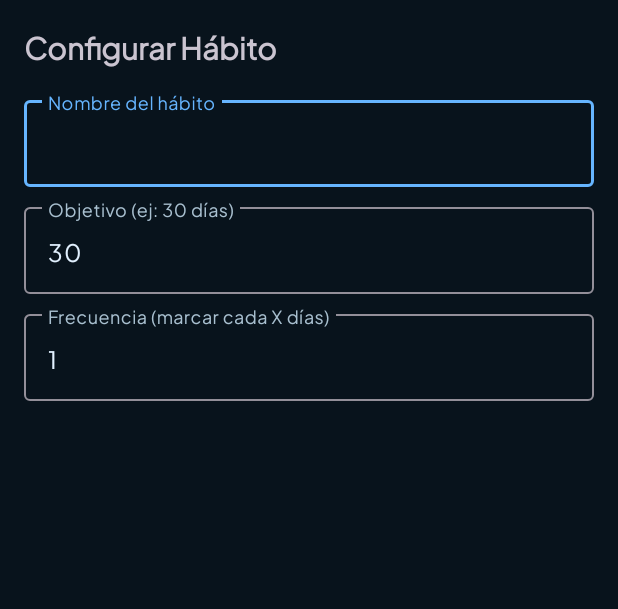
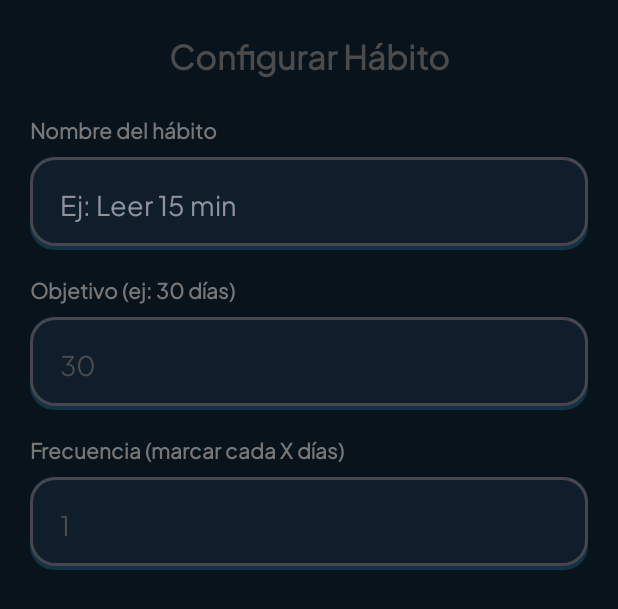
Before and after one commit to Rabenn/DiaCero, an Android app: the layout dialog_add_habit.xml on its own in the app's theme, with its tools: preview values and no code run, on a phone screen of 412 x 824 dp. Shown: the top 609 px of the screen. Run offline under Robolectric (Android 15) with nearby library versions, the phone set to English and light mode, and no system bars.

Commit message:
FEAT: Habitos creaciin

```diff
--- a/app/src/main/res/layout/dialog_add_habit.xml
+++ b/app/src/main/res/layout/dialog_add_habit.xml
@@ -1,56 +1,108 @@
 <?xml version="1.0" encoding="utf-8"?>
 <LinearLayout xmlns:android="http://schemas.android.com/apk/res/android"
+    xmlns:app="http://schemas.android.com/apk/res-auto"
     android:layout_width="match_parent"
     android:layout_height="wrap_content"
     android:orientation="vertical"
-    android:padding="16dp">
+    android:padding="20dp"
+    android:background="?attr/android:windowBackground">
 
     <TextView
         android:layout_width="match_parent"
         android:layout_height="wrap_content"
         android:text="@string/configurar_h_bito"
-        android:textSize="20sp"
+        android:fontFamily="@font/brand_font"
+        android:textSize="22sp"
+        android:textColor="@color/duo_text_main"
         android:textStyle="bold"
-        android:paddingBottom="16dp" />
+        android:gravity="center_horizontal"
+        android:paddingBottom="24dp" />
 
-    <com.google.android.material.textfield.TextInputLayout
+    <TextView
+        android:layout_width="wrap_content"
+        android:layout_height="wrap_content"
+        android:text="@string/nombre_del_h_bito"
+        android:fontFamily="@font/brand_font"
+        android:textStyle="bold"
+        android:textColor="@color/duo_text_secondary"
+        android:textSize="14sp"
+        android:layout_marginBottom="8dp"/>
+
+    <FrameLayout
         android:layout_width="match_parent"
         android:layout_height="wrap_content"
-        android:hint="@string/nombre_del_h_bito">
+        android:background="@drawable/bg_duo_card"
+        android:padding="4dp"
+        android:layout_marginBottom="16dp">
 
-        <com.google.android.material.textfield.TextInputEditText
+        <EditText
             android:id="@+id/etHabitName"
             android:layout_width="match_parent"
-            android:layout_height="wrap_content"
-            android:inputType="textCapSentences" />
-    </com.google.android.material.textfield.TextInputLayout>
+            android:layout_height="54dp"
+            android:background="@android:color/transparent"
+            android:paddingHorizontal="16dp"
+            android:fontFamily="@font/brand_font"
+            android:hint="Ej: Leer 15 min"
+            android:inputType="textCapSentences"
+            android:textColor="@color/duo_text_main" />
+    </FrameLayout>
 
-    <com.google.android.material.textfield.TextInputLayout
+    <TextView
+        android:layout_width="wrap_content"
+        android:layout_height="wrap_content"
+        android:text="@string/objetivo_ej_30_d_as"
+        android:fontFamily="@font/brand_font"
+        android:textStyle="bold"
+        android:textColor="@color/duo_text_secondary"
+        android:textSize="14sp"
+        android:layout_marginBottom="8dp"/>
+
+    <FrameLayout
         android:layout_width="match_parent"
         android:layout_height="wrap_content"
-        android:layout_marginTop="8dp"
-        android:hint="@string/objetivo_ej_30_d_as">
+        android:background="@drawable/bg_duo_card"
+        android:padding="4dp"
+        android:layout_marginBottom="16dp">
 
-        <com.google.android.material.textfield.TextInputEditText
+        <EditText
             android:id="@+id/etHabitGoal"
             android:layout_width="match_parent"
-            android:layout_height="wrap_content"
+            android:layout_height="54dp"
+            android:background="@android:color/transparent"
+            android:paddingHorizontal="16dp"
+            android:fontFamily="@font/brand_font"
             android:inputType="number"
-            android:text="30" />
-    </com.google.android.material.textfield.TextInputLayout>
+            android:text="30"
+            android:textColor="@color/duo_text_main" />
+    </FrameLayout>
 
-    <com.google.android.material.textfield.TextInputLayout
+    <TextView
+        android:layout_width="wrap_content"
+        android:layout_height="wrap_content"
+        android:text="@string/frecuencia_marcar_cada_x_d_as"
+        android:fontFamily="@font/brand_font"
+        android:textStyle="bold"
+        android:textColor="@color/duo_text_secondary"
+        android:textSize="14sp"
+        android:layout_marginBottom="8dp"/>
+
+    <FrameLayout
         android:layout_width="match_parent"
         android:layout_height="wrap_content"
-        android:layout_marginTop="8dp"
-        android:hint="@string/frecuencia_marcar_cada_x_d_as">
+        android:background="@drawable/bg_duo_card"
+        android:padding="4dp"
+        android:layout_marginBottom="24dp">
 
-        <com.google.android.material.textfield.TextInputEditText
+        <EditText
             android:id="@+id/etHabitFrequency"
             android:layout_width="match_parent"
-            android:layout_height="wrap_content"
+            android:layout_height="54dp"
+            android:background="@android:color/transparent"
+            android:paddingHorizontal="16dp"
+            android:fontFamily="@font/brand_font"
             android:inputType="number"
-            android:text="1" />
-    </com.google.android.material.textfield.TextInputLayout>
+            android:text="1"
+            android:textColor="@color/duo_text_main" />
+    </FrameLayout>
 
 </LinearLayout>
```
